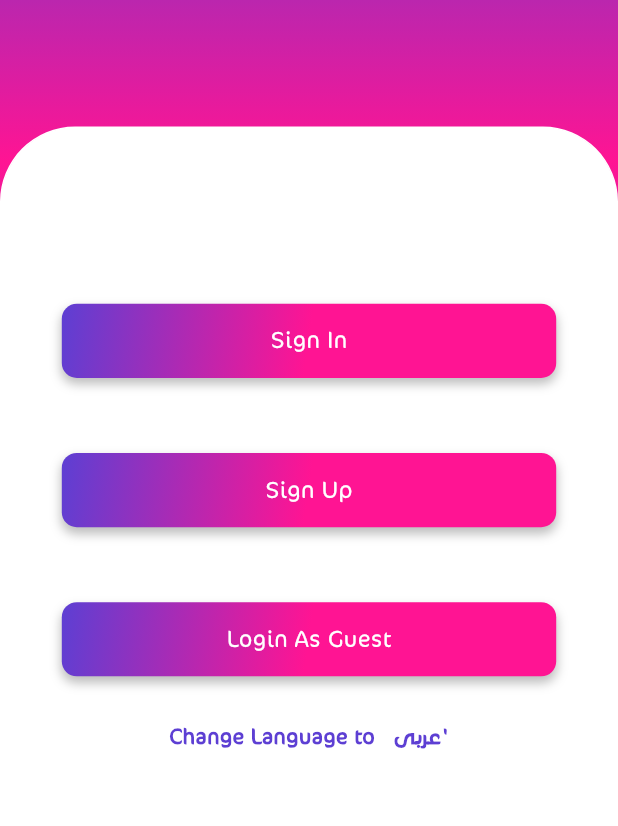
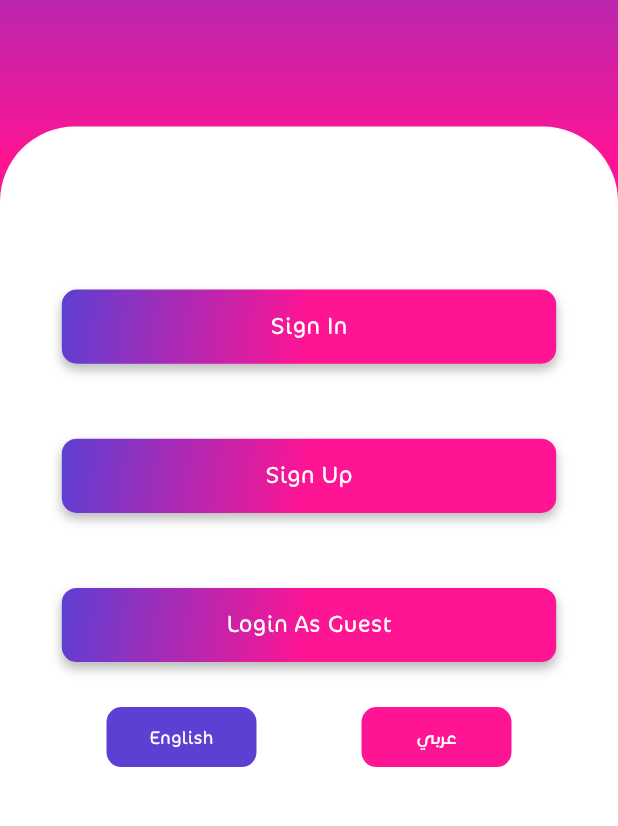
Before and after one commit to AkaashAshraf/BeautyQueensCustomer-Fasttech-Flutter, a Flutter app: the screen it shows after launch, on a phone screen of 412 x 824 dp, the part 306-1132 px from its top. Run offline on Flutter 3.47's test engine with Material 2 defaults, Android fonts, the phone set to English and light mode, and no system bars; drawn by our look-alikes of flutter_animate; our stand-ins replace animated_text_kit, buttons_tabbar, carousel_slider, data_table_2, date_time_picker, dotted_line and 8 more; missing offline and left inert: map_launcher, restart_app.

Commit message:
language buttons in choose auth

```diff
--- a/lib/views/auth/choose_auth.dart
+++ b/lib/views/auth/choose_auth.dart
@@ -122,15 +122,23 @@ class _ChooseAuth extends State<ChooseAuth> {
                             const SizedBox(
                               height: 30,
                             ),
+                            Center(
+                              child: Row(
+                                textDirection: TextDirection.ltr,
+                                mainAxisAlignment:
+                                    MainAxisAlignment.spaceEvenly,
+                                children: [
                                   GestureDetector(
                                     onTap: () => {
+                                      if (Get.locale.toString() == "ar")
                                         textAlert(context,
                                             title: "language_alert".tr,
                                             buttons: DialogButton(
                                                 onPressed: (() {
                                                   MyApp().storage.write(
                                                       localizationPath,
-                                              Get.locale.toString() == "en"
+                                                      Get.locale.toString() ==
+                                                              "en"
                                                           ? "ar"
                                                           : "en");
                                                   Restart.restartApp();
@@ -141,15 +149,76 @@ class _ChooseAuth extends State<ChooseAuth> {
                                                       color: Colors.white),
                                                 ))).show()
                                     },
+                                    child: Container(
+                                      width: 100,
+                                      height: 40,
+                                      decoration: BoxDecoration(
+                                          color: Get.locale.toString() == "ar"
+                                              ? secandaryColor
+                                              : primaryColor,
+                                          borderRadius: const BorderRadius.all(
+                                            Radius.circular(10.0),
+                                          )),
+                                      child: Center(
                                         child: Text(
-                                "ChangeLanguage".tr,
+                                          "English",
                                           style: TextStyle(
                                             fontFamily: "primary",
-                                    fontWeight: FontWeight.bold,
-                                    color: primaryColor,
-                                    fontSize: screenWidth(context) * 0.04),
+                                            color: Get.locale.toString() == "en"
+                                                ? Colors.white
+                                                : Colors.white,
+                                          ),
+                                        ),
+                                      ),
+                                    ),
+                                  ),
+                                  GestureDetector(
+                                    onTap: () => {
+                                      if (Get.locale.toString() == "en")
+                                        textAlert(context,
+                                            title: "language_alert".tr,
+                                            buttons: DialogButton(
+                                                onPressed: (() {
+                                                  MyApp().storage.write(
+                                                      localizationPath,
+                                                      Get.locale.toString() ==
+                                                              "en"
+                                                          ? "ar"
+                                                          : "en");
+                                                  Restart.restartApp();
+                                                }),
+                                                child: Text(
+                                                  "Yes".tr,
+                                                  style: const TextStyle(
+                                                      color: Colors.white),
+                                                ))).show()
+                                    },
+                                    child: Container(
+                                      width: 100,
+                                      height: 40,
+                                      decoration: BoxDecoration(
+                                          color: Get.locale.toString() == "en"
+                                              ? secandaryColor
+                                              : primaryColor,
+                                          borderRadius: const BorderRadius.all(
+                                            Radius.circular(10.0),
+                                          )),
+                                      child: Center(
+                                        child: Text(
+                                          "عربي",
+                                          style: TextStyle(
+                                            fontFamily: "primary",
+                                            color: Get.locale.toString() == "ar"
+                                                ? Colors.white
+                                                : Colors.white,
+                                          ),
+                                        ),
+                                      ),
                                     ),
                                   )
+                                ],
+                              ),
+                            ),
                           ],
                         ),
                       ),
```
Lines whose indentation alone changed are shown as unchanged.
